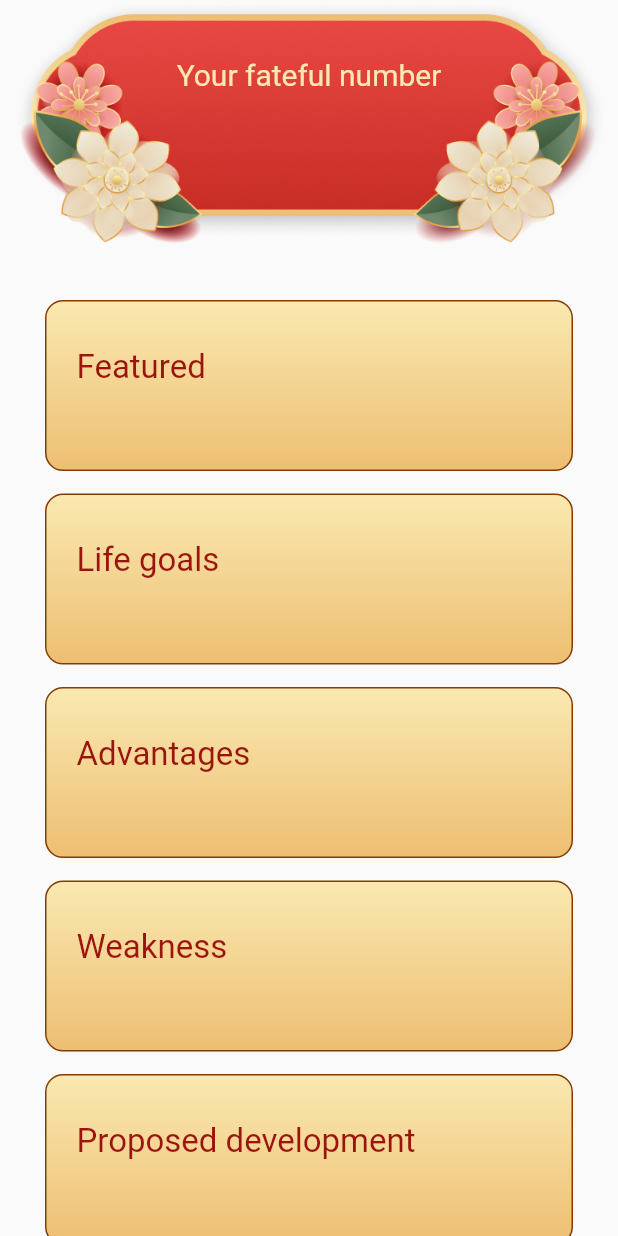
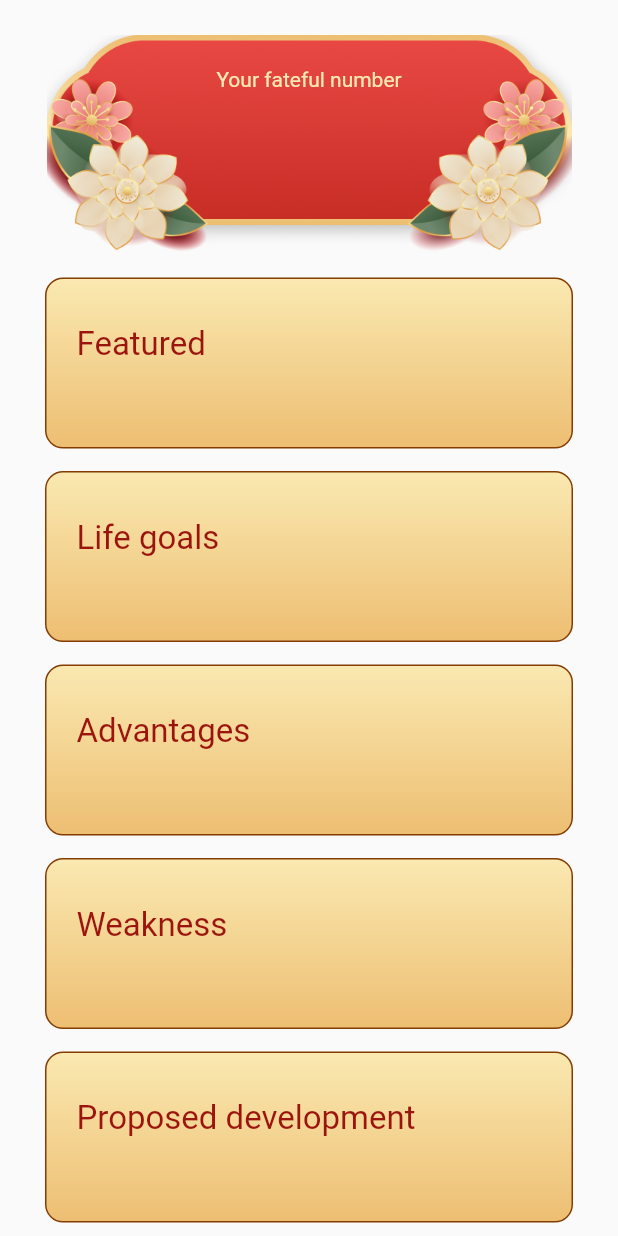
Before and after one commit to hophat/thansohoc, a Flutter app: what tab1_Page() shows on an empty page, opened directly with empty values, on a phone screen of 412 x 824 dp. Run offline on Flutter 3.47's test engine with Material 2 defaults, Android fonts, the phone set to English and light mode, and no system bars; drawn by our look-alikes of flutter_html; our stand-ins replace audioplayers, backdrop, card_swiper, confetti, dio, flutter_datetime_picker and 4 more; missing offline and left inert: flutter_animated_dialog; accounts and stored records are empty; network calls fail.

Commit message:
fix -> main_number banner

```diff
--- a/lib/Pages/detail/tabs/tab1.dart
+++ b/lib/Pages/detail/tabs/tab1.dart
@@ -50,15 +50,16 @@ class _My_tab1 extends State<tab1_Page> {
         child: Column(
             // child: Html(data: document.outerHtml),
             children: <Widget>[
+              const SizedBox(height: 5),
               Container(
-                height: 200,
-                width: _size.width,
+                height: 180,
+                // width: _size.width - 50,
                 alignment: Alignment.center,
                 child: Stack(
                   fit: StackFit.expand,
                   children: [
                     Image.asset('assets/tet/main_number_bg.png',
-                        fit: BoxFit.fitHeight),
+                        fit: BoxFit.scaleDown),
                     Align(
                       alignment: Alignment.center,
                       child: Column(
@@ -66,7 +67,7 @@ class _My_tab1 extends State<tab1_Page> {
                         children: [
                           Text(S.of(context).con_so_chu_dao_cua_ban_la,
                               style: TextStyle(
-                                  fontSize: 20,
+                                  fontSize: 14,
                                   color: TSHColors().primaryTextColor)),
                           ShaderMask(
                             blendMode: BlendMode.srcIn,
@@ -79,11 +80,11 @@ class _My_tab1 extends State<tab1_Page> {
                             child: Text(
                               widget.scdNumber,
                               style: TextStyle(
-                                  fontSize: 60, fontWeight: FontWeight.bold),
+                                  fontSize: 72, fontWeight: FontWeight.bold),
                             ),
                           ),
-                          spacing,
-                          spacing,
+                          // spacing,
+                          // spacing,
                         ],
                       ),
                     )
```
Also changed, not shown: assets/tet/2x/main_number_bg.png, assets/tet/3x/main_number_bg.png, assets/tet/main_number_bg.png.
